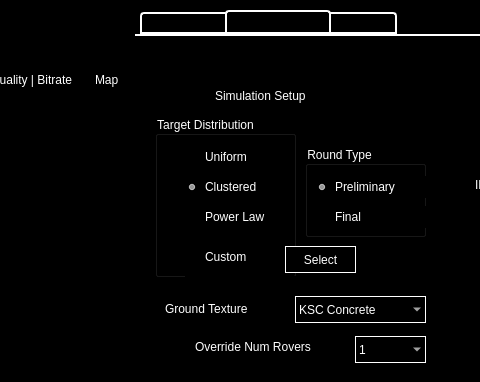
Before: the Qt Designer form src/rover_gui_plugin.ui in BCLab-UNM/SwarmathonIV-Cabrillo-Public, drawn with Qt 5; both pictures show x 195 to 675 and y 0 to 382 of the 1100 by 725 pixel window.
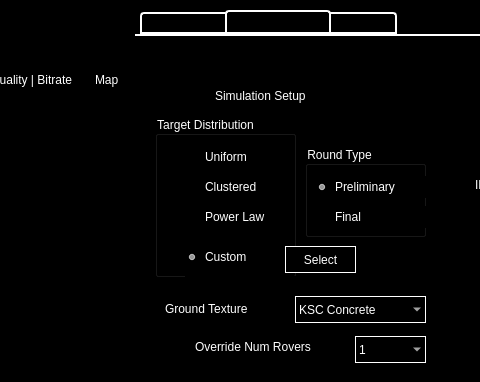
After: the same form once the commit is applied. Icons and pictures are not drawn. Custom widgets are drawn as their Qt base class.

Commit message: Made the custom target distribution be the default Added a tooltip for the custom target distribution

What changed in the file:
```diff
--- a/src/rover_gui_plugin.ui
+++ b/src/rover_gui_plugin.ui
@@ -425,7 +425,7 @@
         <string>Clustered</string>
        </property>
        <property name="checked">
-        <bool>true</bool>
+        <bool>false</bool>
        </property>
       </widget>
       <widget class="QRadioButton" name="custom_distribution_radio_button">
@@ -446,6 +446,9 @@
        <property name="text">
         <string>Custom</string>
        </property>
+       <property name="checked">
+        <bool>true</bool>
+       </property>
       </widget>
      </widget>
      <widget class="QPushButton" name="custom_world_path_button">
```
Left out of the diff: 6 changed lines with no effect on the pictures.
